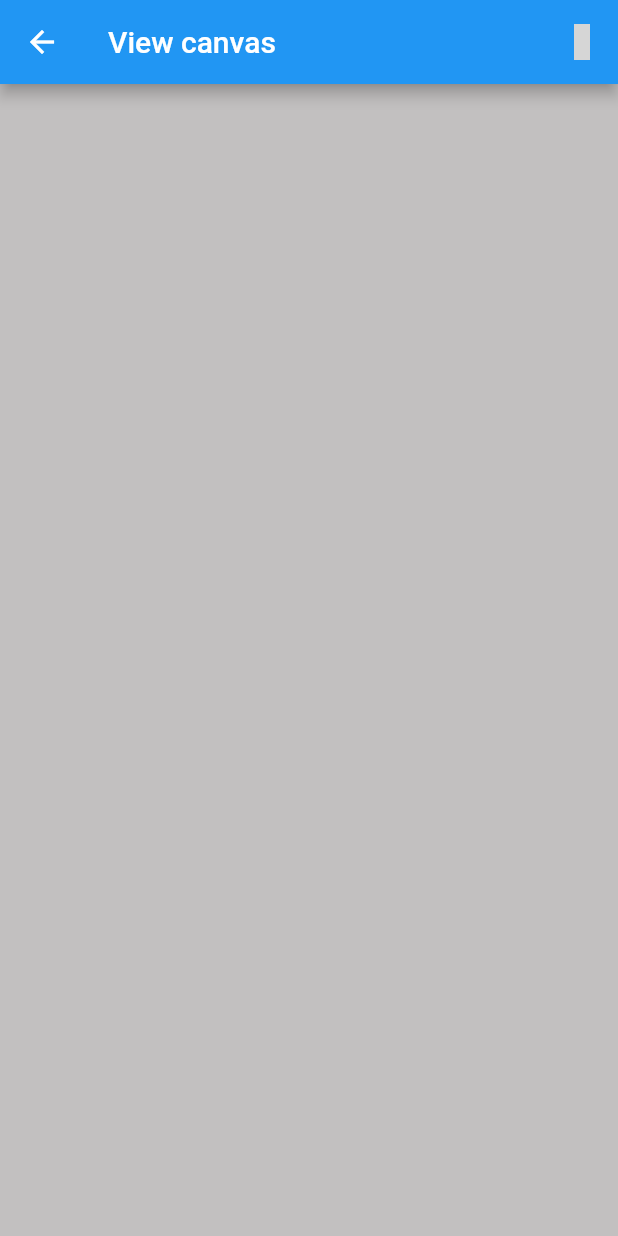
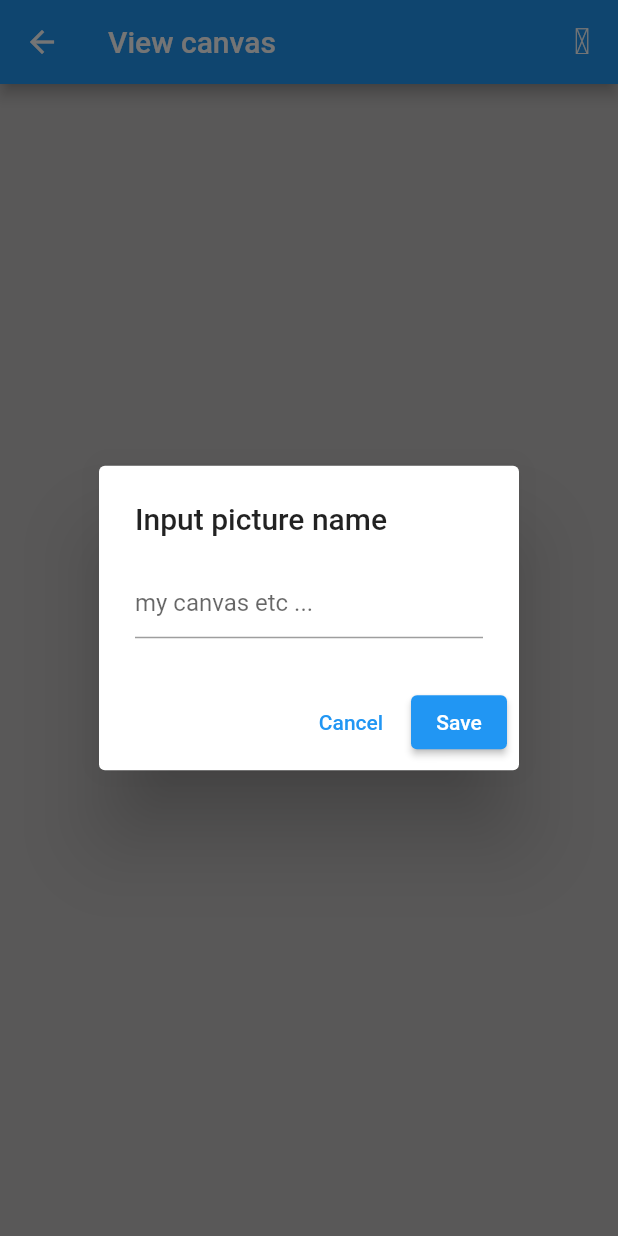
Before and after one commit to Freedomiza/flutter_drawing_app, a Flutter app: the PreviewScreen screen opened directly, after a tap on an icon or button, on a phone screen of 412 x 824 dp. Run offline on Flutter 3.47's test engine with Material 2 defaults, Android fonts, the phone set to English and light mode, and no system bars; our stand-ins replace flutter_colorpicker, flutter_svg, go_router, hooks_riverpod, image_gallery_saver, material_design_icons_flutter and 1 more; project files that could hold a hidden picture were left out; grey boxes are pictures that could not be loaded.

Commit message:
Add save button

```diff
--- a/lib/screens/drawing/widgets/footer_bar/drawing_footer_bar.dart
+++ b/lib/screens/drawing/widgets/footer_bar/drawing_footer_bar.dart
@@ -355,7 +355,7 @@ class _DrawingFooterBarState extends ConsumerState<DrawingFooterBar> {
                         Navigator.of(context).pop();
                       },
                     ),
-                    TextButton(
+                    ElevatedButton(
                       child: const Text('Yes'),
                       onPressed: () {
                         controller.clear();
--- a/lib/screens/preview/preview_screen.dart
+++ b/lib/screens/preview/preview_screen.dart
@@ -3,7 +3,9 @@ import 'package:drawer_app/generated/l10n.dart';
 import 'package:drawer_app/models/history.dart';
 import 'package:drawer_app/resources/styles.dart';
 import 'package:flutter/material.dart';
+import 'package:image_gallery_saver/image_gallery_saver.dart';
 import 'package:material_design_icons_flutter/material_design_icons_flutter.dart';
+import 'package:permission_handler/permission_handler.dart';
 
 class PreviewScreen extends StatefulWidget {
   static String routeName = "preview";
@@ -47,8 +49,59 @@ class _PreviewScreenState extends State<PreviewScreen> {
     return IconButton(
       icon: const Icon(MdiIcons.contentSave),
       onPressed: () {
-        print("save");
+        _handleSave();
       },
     );
   }
+
+  final _textFieldController = TextEditingController();
+
+  Future<void> _handleSave() async {
+    var status = await Permission.storage.request();
+
+    final text = await showDialog(
+      context: context,
+      builder: (ctx) => AlertDialog(
+        title: const Text('Input picture name'),
+        content: TextField(
+          onChanged: (value) {},
+          controller: _textFieldController,
+          decoration: const InputDecoration(hintText: "my canvas etc ..."),
+        ),
+        actions: [
+          TextButton(
+            child: const Text('Cancel'),
+            onPressed: () {
+              _textFieldController.clear();
+              Navigator.of(ctx).pop(null);
+            },
+          ),
+          ElevatedButton(
+            child: const Text('Save'),
+            onPressed: () {
+              Navigator.of(ctx).pop(_textFieldController.value.text);
+            },
+          ),
+        ],
+      ),
+    );
+    if (text == null || text! is String) {
+      return;
+    }
+    if (widget.bytes != null && status.isGranted) {
+      final saveData = widget.bytes;
+      final result = await ImageGallerySaver.saveImage(saveData!,
+          name: text, isReturnImagePathOfIOS: true);
+      print(result);
+    } else {
+      showDialog(
+          context: context,
+          builder: (ctx) {
+            return Container(
+              padding: const EdgeInsets.all(10),
+              child: const Text('Cannot request storage permission!'),
+            );
+          });
+    }
+  }
 }
--- a/pubspec.yaml
+++ b/pubspec.yaml
@@ -57,6 +57,8 @@ dependencies:
   json_annotation:
   material_design_icons_flutter: ^5.0.6595
   flutter_floating_bottom_bar: ^1.0.0+1
+  image_gallery_saver: ^1.7.1
+  permission_handler: ^9.2.0
 
 dev_dependencies:
   flutter_test:
```
Also changed, not shown: lib/screens/drawing/widgets/header_bar/drawing_header_bar.dart (+11 -5 lines), pubspec.lock, 6 other files.
